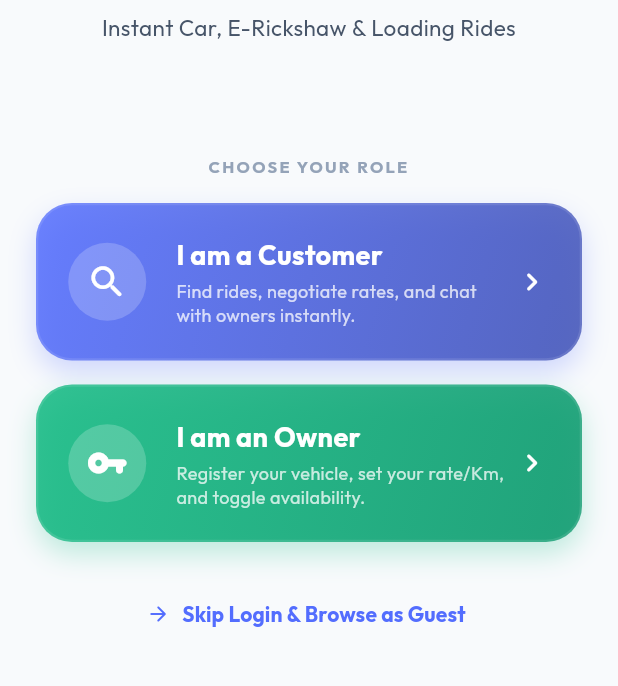
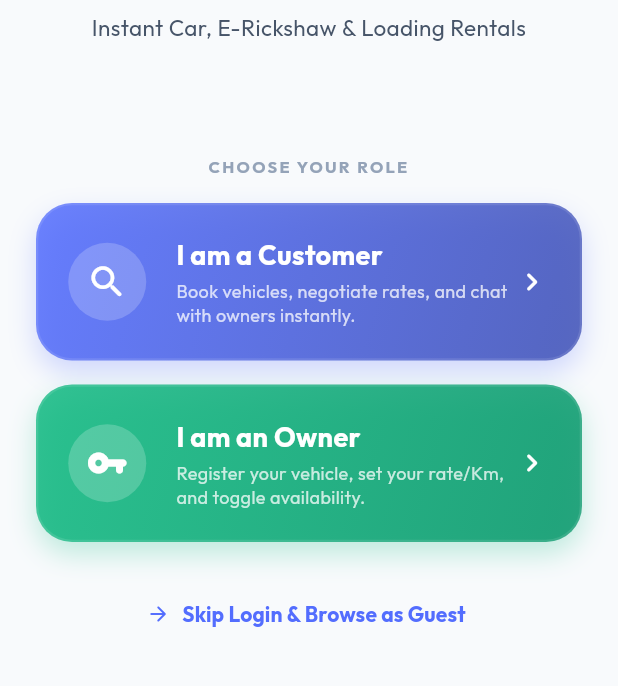
Before and after one commit to SurajChaurasia84/GaadiSaathi, a Flutter app: the screen it shows after launch, on a phone screen of 412 x 824 dp, the part 450-1136 px from its top. Run offline on Flutter 3.47's test engine with Material 3 defaults, Android fonts, the phone set to English and light mode, and no system bars; our stand-ins replace google_fonts.

Commit message:
feat(auth): update role selection flow

```diff
--- a/lib/screens/role_selection_screen.dart
+++ b/lib/screens/role_selection_screen.dart
@@ -61,7 +61,7 @@ class RoleSelectionScreen extends StatelessWidget {
               const SizedBox(height: 8),
               Center(
                 child: Text(
-                  'Instant Car, E-Rickshaw & Loading Rides',
+                  'Instant Car, E-Rickshaw & Loading Rentals',
                   textAlign: TextAlign.center,
                   style: TextStyle(
                     color: context.textColor54,
@@ -85,7 +85,7 @@ class RoleSelectionScreen extends StatelessWidget {
               _buildRoleCard(
                 context: context,
                 title: 'I am a Customer',
-                subtitle: 'Find rides, negotiate rates, and chat with owners instantly.',
+                subtitle: 'Book vehicles, negotiate rates, and chat with owners instantly.',
                 icon: Icons.search_rounded,
                 gradientColors: [const Color(0xFF536DFE), const Color(0xFF3F51B5)],
                 role: 'Customer',
```
